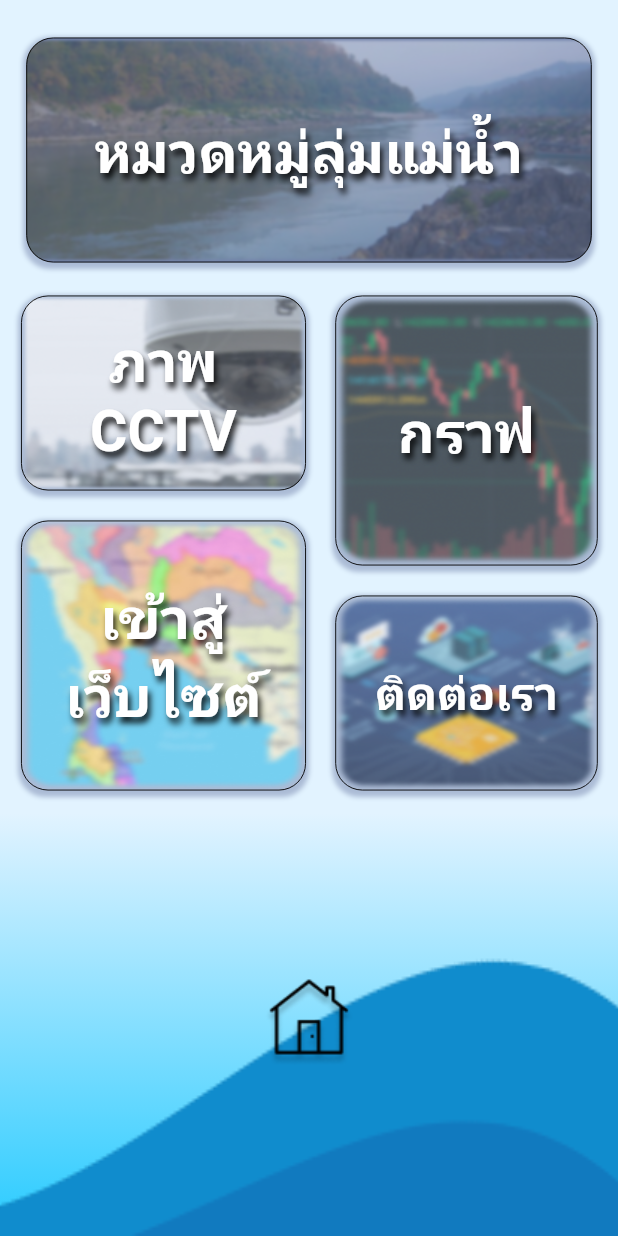
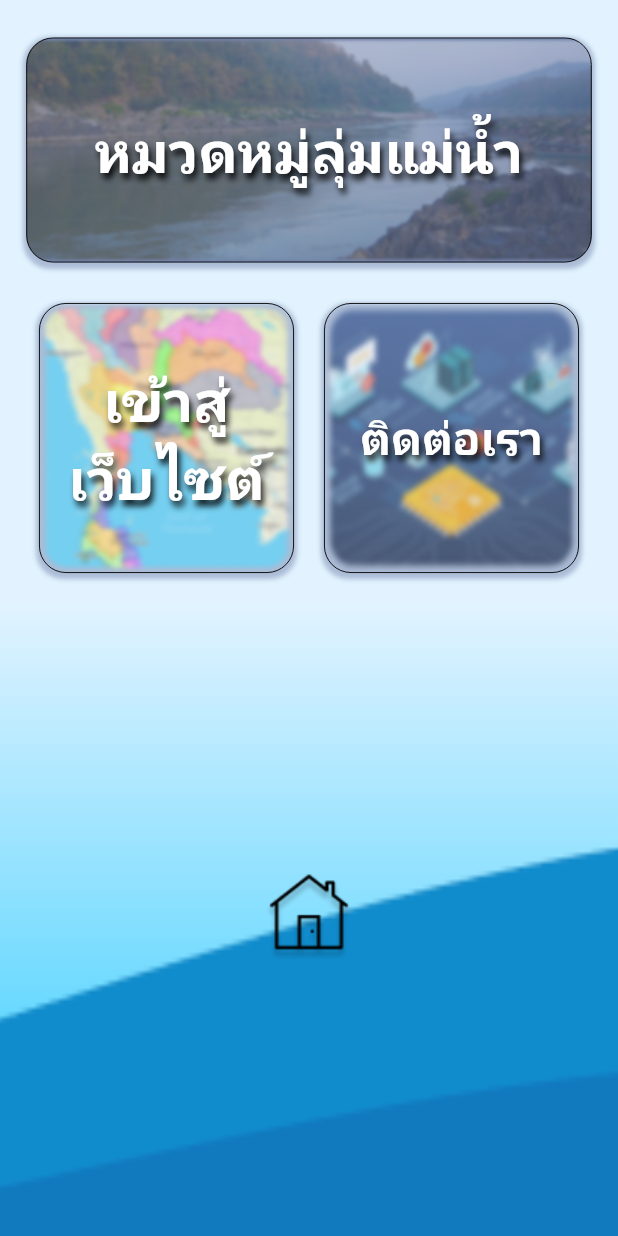
Before and after one commit to dudkinox/FlutterMobileAppTeleDWR, a Flutter app: the EventPage screen opened directly, on a phone screen of 412 x 824 dp. Run offline on Flutter 3.47's test engine with Material 2 defaults, Android fonts, the phone set to English and light mode, and no system bars; our stand-ins replace fluttertoast; missing offline and left inert: bezier_chart, flutter_glow.

Commit message:
Update1/6/2564 2.54น.

```diff
--- a/lib/Application/OverViewPage.dart
+++ b/lib/Application/OverViewPage.dart
@@ -31,6 +31,7 @@ class MyDisplayClass extends StatelessWidget {
         elevation: 10.0,
       ),
       body: Center(
+
         child: FutureBuilder<List<StationModel>>(
           future: getStationList(basinID),
           builder: (context, snapshot) {
--- a/lib/components/eventmenu/Eventpage.dart
+++ b/lib/components/eventmenu/Eventpage.dart
@@ -69,60 +69,13 @@ class EventPage extends StatelessWidget {
               SizedBox(height: 12),
               Container(
                 child: Row(
-                  mainAxisAlignment: MainAxisAlignment.end,
-                  children: [
-                    SizedBox(width: 8),
-                    Expanded(
-                      child: Column(
+                  mainAxisAlignment: MainAxisAlignment.center,
                   children: [
                     GestureDetector(
                       child: Container(
-                              height: 130,
-                              width: 190,
-                              margin: const EdgeInsets.all(5.0),
-                              decoration: BoxDecoration(
-                                border: Border.all(width: 0.6),
-                                image: DecorationImage(
-                                  image: AssetImage('assets/images/cctv.png'),
-                                  fit: BoxFit.fill,
-                                ),
-                                borderRadius: BorderRadius.circular(18),
-                                boxShadow: [
-                                  BoxShadow(
-                                    color: backgroundmenu.withOpacity(0.5),
-                                    spreadRadius: 2,
-                                    blurRadius: 2,
-                                    offset: Offset(
-                                        0, 2), // changes position of shadow
-                                  ),
-                                ],
-                              ),
-                              child: Center(
-                                child: Text(
-                                  "ภาพ\nCCTV",
-                                  style: TextStyle(
-                                      shadows: [
-                                        Shadow(
-                                          blurRadius: 5.0,
-                                          color: Colors.black87,
-                                          offset: Offset(2.0, 4.0),
-                                        ),
-                                      ],
-                                      fontSize: 38,
-                                      color: Colors.white,
-                                      fontWeight: FontWeight.bold),
-                                  textAlign: TextAlign.center,
-                                ),
-                              ),
-                            ),
-                            onTap: () {},
-                          ),
-                          SizedBox(height: 10),
-                          GestureDetector(
-                            child: Container(
                         height: 180,
-                              width: 190,
-                              margin: const EdgeInsets.all(5.0),
+                        width: 170,
+                        margin: const EdgeInsets.all(10),
                         decoration: BoxDecoration(
                           border: Border.all(width: 0.6),
                           image: DecorationImage(
@@ -135,8 +88,8 @@ class EventPage extends StatelessWidget {
                               color: backgroundmenu.withOpacity(0.5),
                               spreadRadius: 2,
                               blurRadius: 2,
-                                    offset: Offset(
-                                        0, 2), // changes position of shadow
+                              offset:
+                                  Offset(0, 2), // changes position of shadow
                             ),
                           ],
                         ),
@@ -160,61 +113,12 @@ class EventPage extends StatelessWidget {
                       ),
                       onTap: () {},
                     ),
-                        ],
-                      ),
-                    ),
-                    Expanded(
-                        child: Column(
-                      children: [
+                    SizedBox(height: 10),
                     GestureDetector(
                       child: Container(
                         height: 180,
-                            width: 175,
-                            margin: const EdgeInsets.all(5.0),
-                            decoration: BoxDecoration(
-                              border: Border.all(width: 0.6),
-                              image: DecorationImage(
-                                image:
-                                    AssetImage('assets/images/lineriver.png'),
-                                fit: BoxFit.fill,
-                              ),
-                              borderRadius: BorderRadius.circular(18),
-                              boxShadow: [
-                                BoxShadow(
-                                  color: backgroundmenu.withOpacity(0.5),
-                                  spreadRadius: 2,
-                                  blurRadius: 2,
-                                  offset: Offset(
-                                      0, 2), // changes position of shadow
-                                ),
-                              ],
-                            ),
-                            child: Center(
-                              child: Text(
-                                "กราฟ",
-                                style: TextStyle(
-                                    shadows: [
-                                      Shadow(
-                                        blurRadius: 5.0,
-                                        color: Colors.black87,
-                                        offset: Offset(2.0, 4.0),
-                                      ),
-                                    ],
-                                    fontSize: 38,
-                                    color: Colors.white,
-                                    fontWeight: FontWeight.bold),
-                                textAlign: TextAlign.center,
-                              ),
-                            ),
-                          ),
-                          onTap: () {},
-                        ),
-                        SizedBox(height: 10),
-                        GestureDetector(
-                          child: Container(
-                            height: 130,
-                            width: 175,
-                            margin: const EdgeInsets.all(5.0),
+                        width: 170,
+                        margin: const EdgeInsets.all(10),
                         decoration: BoxDecoration(
                           border: Border.all(width: 0.6),
                           image: DecorationImage(
@@ -227,8 +131,8 @@ class EventPage extends StatelessWidget {
                               color: backgroundmenu.withOpacity(0.5),
                               spreadRadius: 2,
                               blurRadius: 2,
-                                  offset: Offset(
-                                      0, 2), // changes position of shadow
+                              offset:
+                                  Offset(0, 2), // changes position of shadow
                             ),
                           ],
                         ),
@@ -251,9 +155,7 @@ class EventPage extends StatelessWidget {
                         ),
                       ),
                       onTap: () {},
-                        ),
-                      ],
-                    ))
+                    )
                   ],
                 ),
               ),
@@ -261,12 +163,14 @@ class EventPage extends StatelessWidget {
               Expanded(
                 flex: 1,
                 child: Container(
-                  height: 127,
-                  width: 450,
+                  height: size.height*1,
+                  width: size.width*1,
+
                   decoration: BoxDecoration(
+
                     image: DecorationImage(
                         image: AssetImage("assets/images/wavedown.png"),
-                        fit: BoxFit.fill),
+                        fit: BoxFit.cover),
                     gradient: LinearGradient(
                       colors: [waveup2, waveup1],
                       begin: Alignment.topCenter,
@@ -285,7 +189,8 @@ class EventPage extends StatelessWidget {
                 ),
               ),
             ],
-          )),
+          ),
+          ),
     );
   }
 }
--- a/pubspec.yaml
+++ b/pubspec.yaml
@@ -35,7 +35,7 @@ dependencies:
   fluttertoast: ^8.0.7
   bezier_chart: ^1.0.16
   flutter_glow: ^0.2.0
-
+  avatar_glow: ^2.0.1
 
 
 dev_dependencies:
```
Also changed, not shown: lib/components/body.dart (+1 -14 lines), lib/components/river/River.dart (+29 -19 lines), lib/testapp.dart (added), pubspec.lock. Lines whose indentation alone changed are shown as unchanged.
